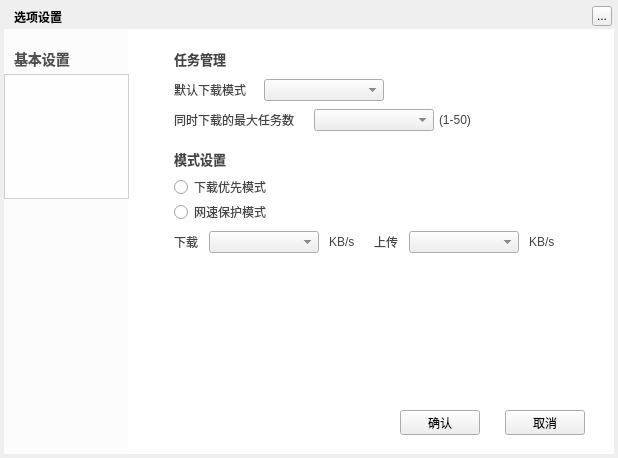
Qt form TTKModule/TTKWidget/downloadUiKits/downloadsettingwidget.ui (Greedysky/TTKDownloader) before a commit.
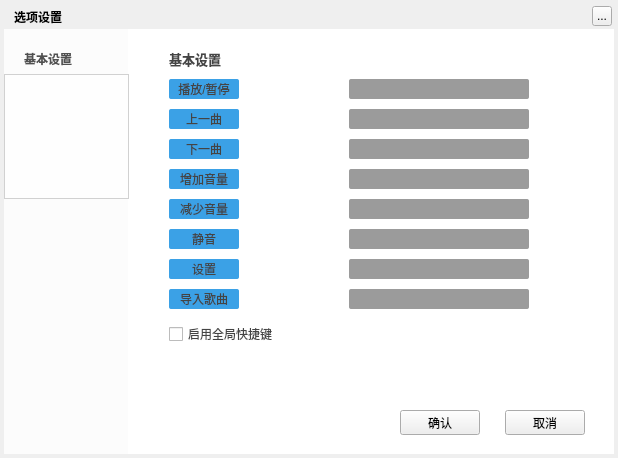
The same form after that commit. The open tabs and pages were chosen to show the change. Custom widgets are drawn as their Qt base class.

Diff of the .ui file:
```diff
--- a/TTKModule/TTKWidget/downloadUiKits/downloadsettingwidget.ui
+++ b/TTKModule/TTKWidget/downloadUiKits/downloadsettingwidget.ui
@@ -249,10 +249,323 @@
     </widget>
    </widget>
    <widget class="QWidget" name="second">
+    <widget class="TTKThemeLineLabel" name="baseSetShotKeyWidget">
+     <property name="geometry">
+      <rect>
+       <x>25</x>
+       <y>20</y>
+       <width>415</width>
+       <height>20</height>
+      </rect>
+     </property>
+     <property name="styleSheet">
+      <string notr="true">background-color:transparent;
+font-size:13px;
+font-weight:bold;</string>
+     </property>
+     <property name="text">
+      <string>基本设置</string>
+     </property>
+    </widget>
+    <widget class="QLabel" name="item_S1">
+     <property name="geometry">
+      <rect>
+       <x>25</x>
+       <y>50</y>
+       <width>70</width>
+       <height>20</height>
+      </rect>
+     </property>
+     <property name="styleSheet">
+      <string notr="true">background:#3BA1E6;border-radius:2px</string>
+     </property>
+     <property name="text">
+      <string>播放/暂停</string>
+     </property>
+     <property name="alignment">
+      <set>Qt::AlignCenter</set>
+     </property>
+    </widget>
+    <widget class="DownloadGlobalHotKeyEdit" name="item_S02" native="true">
+     <property name="geometry">
+      <rect>
+       <x>205</x>
+       <y>50</y>
+       <width>180</width>
+       <height>20</height>
+      </rect>
+     </property>
+     <property name="styleSheet">
+      <string notr="true">background:rgba(0, 0, 0, 100);border-radius:2px; </string>
+     </property>
+     <property name="text" stdset="0">
+      <string>Ctrl+B</string>
+     </property>
+    </widget>
+    <widget class="QLabel" name="item_S3">
+     <property name="geometry">
+      <rect>
+       <x>25</x>
+       <y>80</y>
+       <width>70</width>
+       <height>20</height>
+      </rect>
+     </property>
+     <property name="styleSheet">
+      <string notr="true">background:#3BA1E6;border-radius:2px</string>
+     </property>
+     <property name="text">
+      <string>上一曲</string>
+     </property>
+     <property name="alignment">
+      <set>Qt::AlignCenter</set>
+     </property>
+    </widget>
+    <widget class="DownloadGlobalHotKeyEdit" name="item_S04" native="true">
+     <property name="geometry">
+      <rect>
+       <x>205</x>
+       <y>80</y>
+       <width>180</width>
+       <height>20</height>
+      </rect>
+     </property>
+     <property name="styleSheet">
+      <string notr="true">background:rgba(0, 0, 0, 100);border-radius:2px; </string>
+     </property>
+     <property name="text" stdset="0">
+      <string>Ctrl+Left</string>
+     </property>
+    </widget>
+    <widget class="QLabel" name="item_S5">
+     <property name="geometry">
+      <rect>
+       <x>25</x>
+       <y>110</y>
+       <width>70</width>
+       <height>20</height>
+      </rect>
+     </property>
+     <property name="styleSheet">
+      <string notr="true">background:#3BA1E6;border-radius:2px</string>
+     </property>
+     <property name="text">
+      <string>下一曲</string>
+     </property>
+     <property name="alignment">
+      <set>Qt::AlignCenter</set>
+     </property>
+    </widget>
+    <widget class="QLabel" name="item_S7">
+     <property name="geometry">
+      <rect>
+       <x>25</x>
+       <y>140</y>
+       <width>70</width>
+       <height>20</height>
+      </rect>
+     </property>
+     <property name="styleSheet">
+      <string notr="true">background:#3BA1E6;border-radius:2px</string>
+     </property>
+     <property name="text">
+      <string>增加音量</string>
+     </property>
+     <property name="alignment">
+      <set>Qt::AlignCenter</set>
+     </property>
+    </widget>
+    <widget class="QLabel" name="item_S9">
+     <property name="geometry">
+      <rect>
+       <x>25</x>
+       <y>170</y>
+       <width>70</width>
+       <height>20</height>
+      </rect>
+     </property>
+     <property name="styleSheet">
+      <string notr="true">background:#3BA1E6;border-radius:2px</string>
+     </property>
+     <property name="text">
+      <string>减少音量</string>
+     </property>
+     <property name="alignment">
+      <set>Qt::AlignCenter</set>
+     </property>
+    </widget>
+    <widget class="QLabel" name="item_S11">
+     <property name="geometry">
+      <rect>
+       <x>25</x>
+       <y>230</y>
+       <width>70</width>
+       <height>20</height>
+      </rect>
+     </property>
+     <property name="styleSheet">
+      <string notr="true">background:#3BA1E6;border-radius:2px</string>
+     </property>
+     <property name="text">
+      <string>设置</string>
+     </property>
+     <property name="alignment">
+      <set>Qt::AlignCenter</set>
+     </property>
+    </widget>
+    <widget class="DownloadGlobalHotKeyEdit" name="item_S06" native="true">
+     <property name="geometry">
+      <rect>
+       <x>205</x>
+       <y>110</y>
+       <width>180</width>
+       <height>20</height>
+      </rect>
+     </property>
+     <property name="styleSheet">
+      <string notr="true">background:rgba(0, 0, 0, 100);border-radius:2px; </string>
+     </property>
+     <property name="text" stdset="0">
+      <string>Ctrl+Right</string>
+     </property>
+    </widget>
+    <widget class="DownloadGlobalHotKeyEdit" name="item_S08" native="true">
+     <property name="geometry">
+      <rect>
+       <x>205</x>
+       <y>140</y>
+       <width>180</width>
+       <height>20</height>
+      </rect>
+     </property>
+     <property name="styleSheet">
+      <string notr="true">background:rgba(0, 0, 0, 100);border-radius:2px; </string>
+     </property>
+     <property name="text" stdset="0">
+      <string>Ctrl+Up</string>
+     </property>
+    </widget>
+    <widget class="DownloadGlobalHotKeyEdit" name="item_S10" native="true">
+     <property name="geometry">
+      <rect>
+       <x>205</x>
+       <y>170</y>
+       <width>180</width>
+       <height>20</height>
+      </rect>
+     </property>
+     <property name="styleSheet">
+      <string notr="true">background:rgba(0, 0, 0, 100);border-radius:2px; </string>
+     </property>
+     <property name="text" stdset="0">
+      <string>Ctrl+Down</string>
+     </property>
+    </widget>
+    <widget class="DownloadGlobalHotKeyEdit" name="item_S12" native="true">
+     <property name="geometry">
+      <rect>
+       <x>205</x>
+       <y>230</y>
+       <width>180</width>
+       <height>20</height>
+      </rect>
+     </property>
+     <property name="styleSheet">
+      <string notr="true">background:rgba(0, 0, 0, 100);border-radius:2px; </string>
+     </property>
+     <property name="text" stdset="0">
+      <string>Ctrl+S</string>
+     </property>
+    </widget>
+    <widget class="DownloadGlobalHotKeyEdit" name="item_S14" native="true">
+     <property name="geometry">
+      <rect>
+       <x>205</x>
+       <y>260</y>
+       <width>180</width>
+       <height>20</height>
+      </rect>
+     </property>
+     <property name="styleSheet">
+      <string notr="true">background:rgba(0, 0, 0, 100);border-radius:2px; </string>
+     </property>
+     <property name="text" stdset="0">
+      <string>Ctrl+I</string>
+     </property>
+    </widget>
+    <widget class="QLabel" name="item_S13">
+     <property name="geometry">
+      <rect>
+       <x>25</x>
+       <y>260</y>
+       <width>70</width>
+       <height>20</height>
+      </rect>
+     </property>
+     <property name="styleSheet">
+      <string notr="true">background:#3BA1E6;border-radius:2px</string>
+     </property>
+     <property name="text">
+      <string>导入歌曲</string>
+     </property>
+     <property name="alignment">
+      <set>Qt::AlignCenter</set>
+     </property>
+    </widget>
+    <widget class="QCheckBox" name="globalHotkeyBox">
+     <property name="geometry">
+      <rect>
+       <x>25</x>
+       <y>295</y>
+       <width>250</width>
+       <height>20</height>
+      </rect>
+     </property>
+     <property name="text">
+      <string>启用全局快捷键</string>
+     </property>
+    </widget>
+    <widget class="QLabel" name="item_S15">
+     <property name="geometry">
+      <rect>
+       <x>25</x>
+       <y>200</y>
+       <width>70</width>
+       <height>20</height>
+      </rect>
+     </property>
+     <property name="styleSheet">
+      <string notr="true">background:#3BA1E6;border-radius:2px</string>
+     </property>
+     <property name="text">
+      <string>静音</string>
+     </property>
+     <property name="alignment">
+      <set>Qt::AlignCenter</set>
+     </property>
+    </widget>
+    <widget class="DownloadGlobalHotKeyEdit" name="item_S16" native="true">
+     <property name="geometry">
+      <rect>
+       <x>205</x>
+       <y>200</y>
+       <width>180</width>
+       <height>20</height>
+      </rect>
+     </property>
+     <property name="styleSheet">
+      <string notr="true">background:rgba(0, 0, 0, 100);border-radius:2px; </string>
+     </property>
+     <property name="text" stdset="0">
+      <string>Ctrl+M</string>
+     </property>
+    </widget>
+   </widget>
+   <widget class="QWidget" name="third">
     <widget class="QComboBox" name="defaultDownloadModeBox">
      <property name="geometry">
       <rect>
-       <x>120</x>
+       <x>115</x>
        <y>50</y>
        <width>120</width>
        <height>22</height>
@@ -262,7 +575,7 @@
     <widget class="QLabel" name="defaultDownloadModeLabel">
      <property name="geometry">
       <rect>
-       <x>30</x>
+       <x>25</x>
        <y>50</y>
        <width>80</width>
        <height>21</height>
@@ -275,12 +588,12 @@
       <set>Qt::AlignLeading|Qt::AlignLeft|Qt::AlignVCenter</set>
      </property>
     </widget>
-    <widget class="QLabel" name="taskmanagerChoiceWidget">
+    <widget class="TTKThemeLineLabel" name="taskmanagerChoiceWidget">
      <property name="geometry">
       <rect>
-       <x>30</x>
+       <x>25</x>
        <y>20</y>
-       <width>100</width>
+       <width>415</width>
        <height>20</height>
       </rect>
      </property>
@@ -296,7 +609,7 @@
     <widget class="QComboBox" name="downloadMaxCountBox">
      <property name="geometry">
       <rect>
-       <x>170</x>
+       <x>165</x>
        <y>80</y>
        <width>120</width>
        <height>22</height>
@@ -306,7 +619,7 @@
     <widget class="QLabel" name="downloadMaxCountLabel">
      <property name="geometry">
       <rect>
-       <x>30</x>
+       <x>25</x>
        <y>80</y>
        <width>131</width>
        <height>21</height>
@@ -322,7 +635,7 @@
     <widget class="QLabel" name="downloadCountRangeLabel">
      <property name="geometry">
       <rect>
-       <x>295</x>
+       <x>290</x>
        <y>80</y>
        <width>41</width>
        <height>21</height>
@@ -338,7 +651,7 @@
     <widget class="QLabel" name="downloadSpeedLabel">
      <property name="geometry">
       <rect>
-       <x>185</x>
+       <x>180</x>
        <y>205</y>
        <width>31</width>
        <height>16</height>
@@ -351,7 +664,7 @@
     <widget class="QLabel" name="downloadLimitSpeedLabel">
      <property name="geometry">
       <rect>
-       <x>30</x>
+       <x>25</x>
        <y>205</y>
        <width>31</width>
        <height>16</height>
@@ -364,7 +677,7 @@
     <widget class="QRadioButton" name="downloadLimitRadioBox">
      <property name="geometry">
       <rect>
-       <x>30</x>
+       <x>25</x>
        <y>175</y>
        <width>110</width>
        <height>16</height>
@@ -377,7 +690,7 @@
     <widget class="QLabel" name="uploadLimitSpeedLabel">
      <property name="geometry">
       <rect>
-       <x>230</x>
+       <x>225</x>
        <y>205</y>
        <width>31</width>
        <height>16</height>
@@ -390,7 +703,7 @@
     <widget class="QLabel" name="uploadSpeedLabel">
      <property name="geometry">
       <rect>
-       <x>385</x>
+       <x>380</x>
        <y>205</y>
        <width>31</width>
        <height>16</height>
@@ -403,7 +716,7 @@
     <widget class="QComboBox" name="downloadLimitSpeedComboBox">
      <property name="geometry">
       <rect>
-       <x>65</x>
+       <x>60</x>
        <y>202</y>
        <width>110</width>
        <height>22</height>
@@ -413,7 +726,7 @@
     <widget class="QComboBox" name="uploadLimitSpeedComboBox">
      <property name="geometry">
       <rect>
-       <x>265</x>
+       <x>260</x>
        <y>202</y>
        <width>110</width>
        <height>22</height>
@@ -423,7 +736,7 @@
     <widget class="QRadioButton" name="downloadFullRadioBox">
      <property name="geometry">
       <rect>
-       <x>30</x>
+       <x>25</x>
        <y>150</y>
        <width>110</width>
        <height>16</height>
@@ -433,12 +746,12 @@
       <string>下载优先模式</string>
      </property>
     </widget>
-    <widget class="QLabel" name="downloadModeWidget">
+    <widget class="TTKThemeLineLabel" name="downloadModeWidget">
      <property name="geometry">
       <rect>
-       <x>30</x>
+       <x>25</x>
        <y>120</y>
-       <width>60</width>
+       <width>415</width>
        <height>20</height>
       </rect>
      </property>
@@ -600,7 +913,7 @@
    <widget class="QLabel" name="baseSetWidget">
     <property name="geometry">
      <rect>
-      <x>10</x>
+      <x>20</x>
       <y>20</y>
       <width>60</width>
       <height>20</height>
@@ -608,9 +921,9 @@
     </property>
     <property name="styleSheet">
      <string notr="true">background-color:transparent;
-font-size:14px;
+font-size:12px;
 color:rgb(80,80,80);
-font-weight:bold;;</string>
+font-weight:bold;</string>
     </property>
     <property name="text">
      <string>基本设置</string>
@@ -681,6 +994,16 @@
    <extends>QTableWidget</extends>
    <header location="global">downloadsettingwidget.h</header>
   </customwidget>
+  <customwidget>
+   <class>TTKThemeLineLabel</class>
+   <extends>QLabel</extends>
+   <header>ttkthemelinelabel.h</header>
+  </customwidget>
+  <customwidget>
+   <class>DownloadGlobalHotKeyEdit</class>
+   <extends>QWidget</extends>
+   <header>downloadglobalhotkeyedit.h</header>
+  </customwidget>
  </customwidgets>
  <resources/>
  <connections/>
```
Left out of the diff: 110 changed lines with no effect on the pictures.
